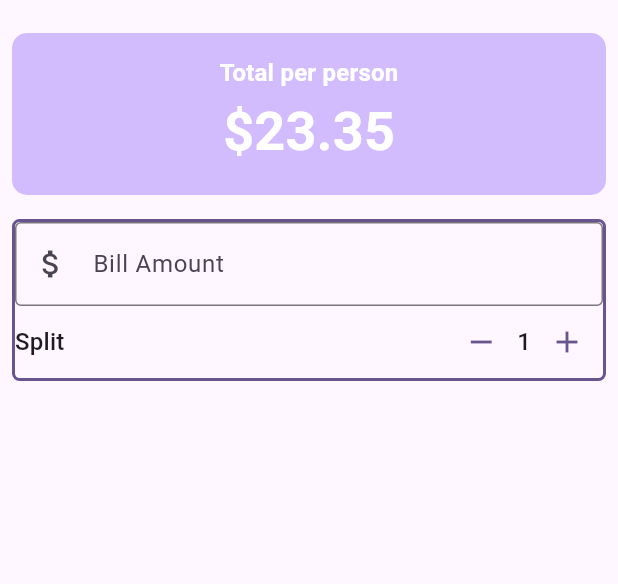
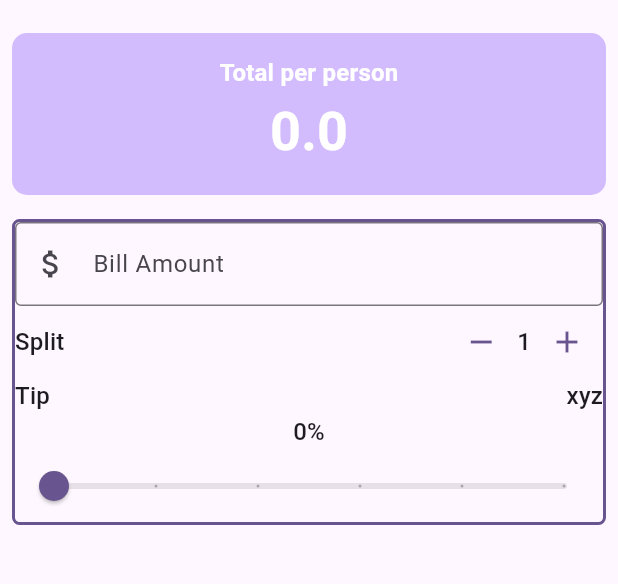
Before and after one commit to Mr-Nuruzzaman/utip, a Flutter app: the screen it shows after launch, on a phone screen of 412 x 824 dp, the part 63-647 px from its top. Run offline on Flutter 3.47's test engine with Material 3 defaults, Android fonts, the phone set to English and light mode, and no system bars.

```diff
--- a/lib/main.dart
+++ b/lib/main.dart
@@ -1,5 +1,7 @@
 import 'package:flutter/material.dart';
+import 'package:utip/widgets/bill_amount_feild.dart';
 import 'package:utip/widgets/person_counter.dart';
+import 'package:utip/widgets/tip_slider.dart';
 
 void main() {
   runApp(const MyApp());
@@ -31,6 +33,12 @@ class UTip extends StatefulWidget {
 
 class _UTipState extends State<UTip> {
   int _personCount = 1;
+  double _tipPercentage = 0.0;
+  double _billTotal = 0.0;
+
+  double totalPerPerson() {
+    return ((_billTotal * _tipPercentage) + (_billTotal)) / _personCount;
+  }
 
   //methods
   void increment() {
@@ -41,7 +49,7 @@ class _UTipState extends State<UTip> {
 
   void decrement() {
     setState(() {
-      if (_personCount > 0) {
+      if (_personCount > 1) {
         _personCount--;
       }
     });
@@ -49,6 +57,7 @@ class _UTipState extends State<UTip> {
 
   @override
   Widget build(BuildContext context) {
+    double total = totalPerPerson();
     var theme = Theme.of(context);
     final style = theme.textTheme.titleMedium!.copyWith(
         color: theme.colorScheme.onPrimary, fontWeight: FontWeight.bold);
@@ -74,7 +83,7 @@ class _UTipState extends State<UTip> {
                         style: style,
                       ),
                       Text(
-                        "\$23.35",
+                        "$total",
                         style: style.copyWith(
                             color: theme.colorScheme.onPrimary,
                             fontSize: theme.textTheme.displaySmall!.fontSize),
@@ -92,14 +101,12 @@ class _UTipState extends State<UTip> {
                         Border.all(color: theme.colorScheme.primary, width: 2)),
                 child: Column(
                   children: [
-                    TextField(
-                      decoration: const InputDecoration(
-                          border: OutlineInputBorder(),
-                          prefixIcon: Icon(Icons.attach_money),
-                          labelText: 'Bill Amount'),
-                      keyboardType: TextInputType.number,
-                      onChanged: (String value) {
-                        print("Value: $value");
+                    BillAmountFeild(
+                      billAmount: _billTotal.toString(),
+                      onChanged: (value) => {
+                        setState(() {
+                          _billTotal = double.parse(value);
+                        })
                       },
                     ),
                     //split build area
@@ -108,6 +115,34 @@ class _UTipState extends State<UTip> {
                       personCount: _personCount,
                       onDecrenent: decrement,
                       onIncrement: increment,
+                    ),
+                    //tip counter
+                    Row(
+                      mainAxisAlignment: MainAxisAlignment.spaceBetween,
+                      children: [
+                        Text(
+                          'Tip',
+                          style: theme.textTheme.titleMedium,
+                        ),
+                        Text(
+                          'xyz',
+                          style: theme.textTheme.titleMedium,
+                        )
+                      ],
+                    ),
+                    // slider Text
+                    Text(
+                      '${(_tipPercentage * 100).round()}%',
+                      style: theme.textTheme.titleMedium,
+                    ),
+                    //slider section
+                    TipSlider(
+                      tipPercentage: _tipPercentage,
+                      onChanged: (double value) {
+                        setState(() {
+                          _tipPercentage = value;
+                        });
+                      },
                     )
                   ],
                 ),
--- /dev/null
+++ b/lib/widgets/bill_amount_feild.dart
@@ -0,0 +1,24 @@
+import 'package:flutter/material.dart';
+
+class BillAmountFeild extends StatelessWidget {
+  const BillAmountFeild({
+    super.key,
+    required this.billAmount,
+    required this.onChanged,
+  });
+  final String billAmount;
+  final ValueChanged<String> onChanged;
+  @override
+  Widget build(BuildContext context) {
+    return TextField(
+      decoration: const InputDecoration(
+          border: OutlineInputBorder(),
+          prefixIcon: Icon(Icons.attach_money),
+          labelText: 'Bill Amount'),
+      keyboardType: TextInputType.number,
+      onChanged: (String value) {
+        onChanged(value);
+      },
+    );
+  }
+}
--- /dev/null
+++ b/lib/widgets/tip_slider.dart
@@ -0,0 +1,29 @@
+import 'package:flutter/material.dart';
+
+class TipSlider extends StatelessWidget {
+  const TipSlider({
+    super.key,
+    required double tipPercentage,
+    required this.onChanged,
+  }) : _tipPercentage = tipPercentage;
+
+  final double _tipPercentage;
+  final ValueChanged<double> onChanged;
+
+  @override
+  Widget build(BuildContext context) {
+    return Slider(
+      value: _tipPercentage,
+      onChanged: onChanged,
+      // onChanged: (value) => {
+      //   // setState(() {
+      //   //   _tipPercentage = value;
+      //   // })
+      // },
+      min: 0,
+      max: 0.5,
+      divisions: 5,
+      label: '${(_tipPercentage * 100).round()}',
+    );
+  }
+}
```
